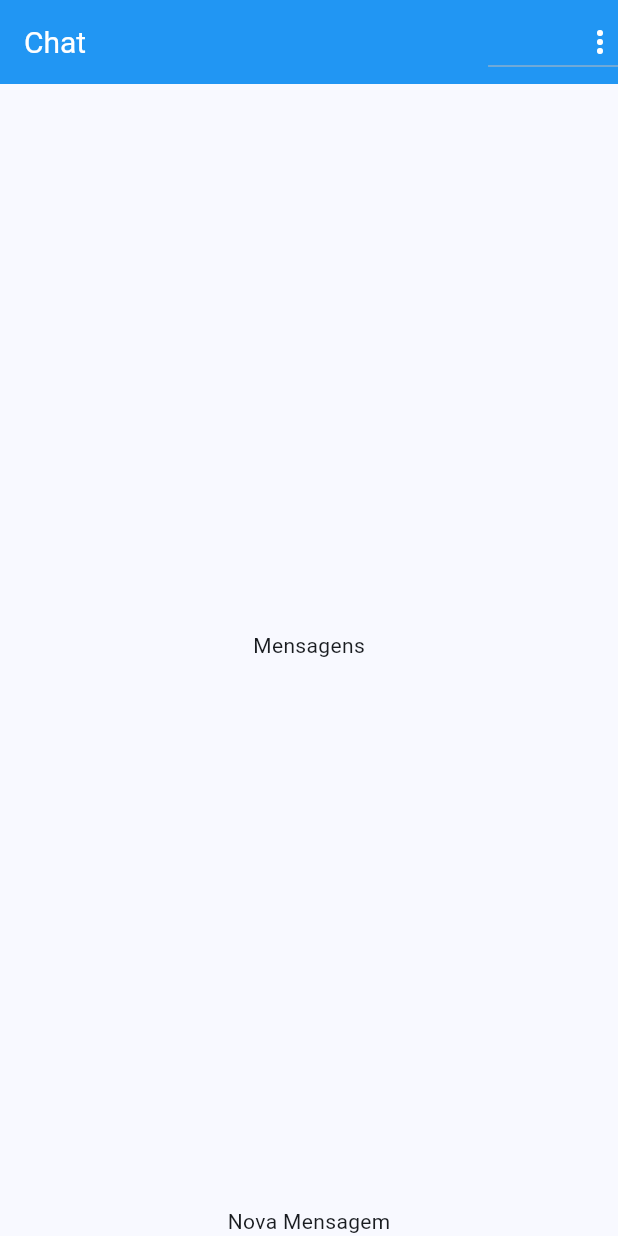
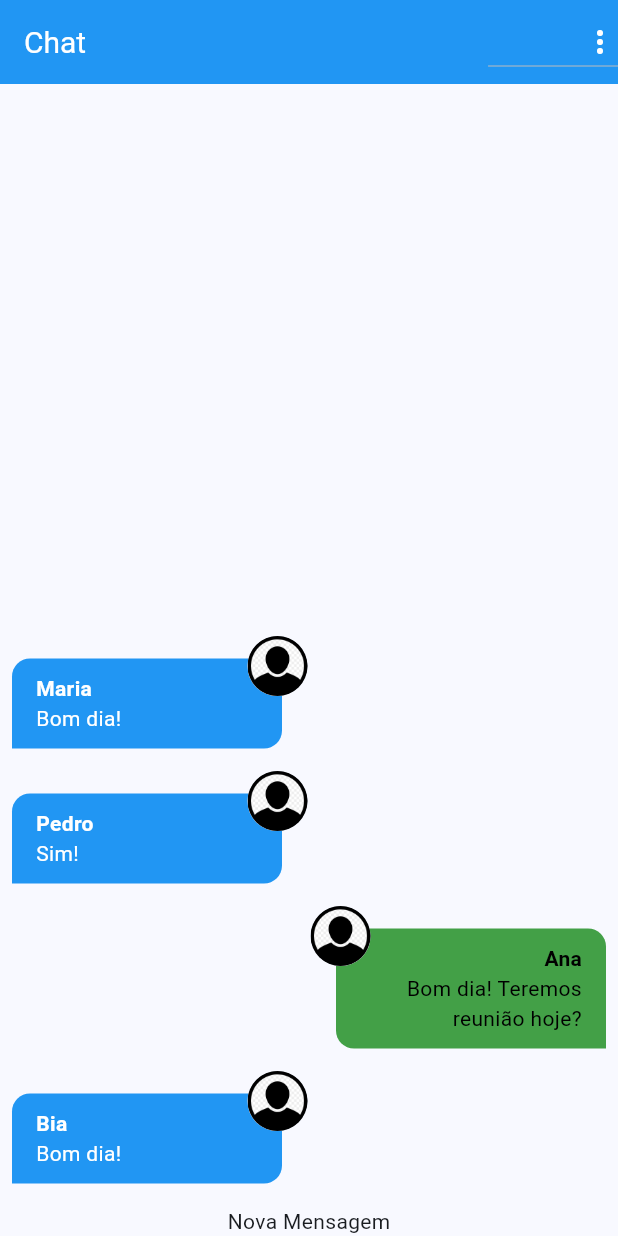
Before and after one commit to bernardoxm/chat, a Flutter app: the screen it shows after launch, on a phone screen of 412 x 824 dp. Run offline on Flutter 3.47's test engine with Material 3 defaults, Android fonts, the phone set to English and light mode, and no system bars; our stand-ins replace image_picker; accounts and stored records are empty.

Commit message:
UPDATE A CHAT

```diff
--- /dev/null
+++ b/lib/components/message_bubble.dart
@@ -0,0 +1,93 @@
+import 'dart:io';
+
+import 'package:chat/core/models/chat_message.dart';
+import 'package:flutter/material.dart';
+
+class MessageBubble extends StatelessWidget {
+  static const _defultImage = 'assets/image/avatar.png';
+  final ChatMessage message;
+  final bool belongsToCurrentUser;
+
+  const MessageBubble(
+      {super.key, required this.message, required this.belongsToCurrentUser});
+
+  Widget _showUserImage(String ImageUrl) {
+    ImageProvider? provider;
+    final uri = Uri.parse(ImageUrl);
+
+    if (uri.path.contains('assets/image/avatar.png')) {
+      provider = const AssetImage(_defultImage);
+    } else if (uri.scheme.contains('http')) {
+      provider = NetworkImage(uri.toString());
+    } else {
+      provider = FileImage(File(uri.toString()));
+    }
+    return CircleAvatar(
+      backgroundColor: Colors.grey,
+      backgroundImage: provider,
+    );
+  }
+
+  @override
+  Widget build(BuildContext context) {
+    return Stack(
+      children: [
+        Row(
+          mainAxisAlignment: belongsToCurrentUser
+              ? MainAxisAlignment.end
+              : MainAxisAlignment.start,
+          children: [
+            Container(
+                decoration: BoxDecoration(
+                  color: belongsToCurrentUser
+                      ? Colors.green.shade600                      : Colors.blue,
+                  borderRadius: BorderRadius.only(
+                    topLeft: const Radius.circular(12),
+                    topRight: const Radius.circular(12),
+                    bottomLeft: belongsToCurrentUser
+                        ? const Radius.circular(12)
+                        : const Radius.circular(0),
+                    bottomRight: belongsToCurrentUser
+                        ? const Radius.circular(0)
+                        : const Radius.circular(12),
+                  ),
+                ),
+                padding:
+                    const EdgeInsets.symmetric(vertical: 10, horizontal: 16),
+                margin: const EdgeInsets.symmetric(vertical: 15, horizontal: 8),
+                width: 180,
+                child: Column(
+                  crossAxisAlignment: belongsToCurrentUser ? CrossAxisAlignment.end: CrossAxisAlignment.start,
+                  children: [
+                    Text(
+                      message.userName,
+                      style: TextStyle(
+                          fontWeight: FontWeight.bold,
+                          color: belongsToCurrentUser
+                              ? Colors.black
+                              : Colors.white),
+                    ),
+                    Text(
+                      message.text,
+                      textAlign:  belongsToCurrentUser ? TextAlign.right : TextAlign.left,
+                      style: TextStyle(
+                          color: belongsToCurrentUser
+                              ? Colors.black
+                              : Colors.white),
+                    ),
+                  ],
+                )),
+          ],
+        ),
+        Positioned(
+          top: 0,
+          left: belongsToCurrentUser ? null : 165,
+          right: belongsToCurrentUser ? 165 : null,
+          child: CircleAvatar(
+            child: _showUserImage(message.userImageURl),
+          ),
+        ),
+      ],
+    );
+  }
+}
--- a/lib/components/messages.dart
+++ b/lib/components/messages.dart
@@ -1,3 +1,7 @@
+import 'package:chat/components/message_bubble.dart';
+import 'package:chat/core/models/chat_message.dart';
+import 'package:chat/core/services/auth/auth_service.dart';
+import 'package:chat/core/services/chat/chat_service.dart';
 import 'package:flutter/material.dart';
 
 class Messages extends StatelessWidget {
@@ -5,7 +9,32 @@ class Messages extends StatelessWidget {
 
   @override
   Widget build(BuildContext context) {
+    final currentUser = AuthService().currentUser;
     // TODO: implement build
-    return Center(child: Text('Mensagens'),);
+    return StreamBuilder<List<ChatMessage>>(
+      builder: (cxt, snapshot) {
+        if (snapshot.connectionState == ConnectionState.waiting) {
+          return Center(
+            child: CircularProgressIndicator(),
+          );
+        } else if (!snapshot.hasData || snapshot.data!.isEmpty) {
+          return Center(
+            child: Text('Sem dados. Vamos conversar?'),
+          );
+        } else {
+          final msgs = snapshot.data;
+          return ListView.builder(
+            reverse: true,
+            itemBuilder: (ctx, i) => MessageBubble(
+              key: ValueKey(msgs[i].id),
+              message: msgs[i],
+              belongsToCurrentUser: currentUser?.id == msgs[i].userId,
+            ),
+            itemCount: msgs!.length,
+          );
+        }
+      },
+      stream: ChatService().messagesStream(),
+    );
   }
 }
--- a/lib/core/services/auth/auth_mock_service.dart
+++ b/lib/core/services/auth/auth_mock_service.dart
@@ -6,9 +6,9 @@ import 'package:chat/core/services/auth/auth_service.dart';
 
 class AuthMockService implements AuthService {
   static const _defaultUser = ChatUser(
-    id: '1',
-    name: 'Teste',
-    email: 'teste@gmail.com',
+    id: '222',
+    name: 'Ana',
+    email: 'Ana@gmail.com',
     imageUrl: 'assets/images/avatar.png',
   );
 
--- a/lib/core/services/chat/chat_mock_service.dart
+++ b/lib/core/services/chat/chat_mock_service.dart
@@ -11,29 +11,29 @@ class ChatMockService implements ChatService {
         id: '1',
         text: 'Bom dia!',
         createAt: DateTime.now(),
-        userId: '1',
+        userId: '111',
         userName: 'Bia',
         userImageURl: 'assets/image/avatar.png'),
           ChatMessage(
         id: '2',
         text: 'Bom dia! Teremos reunião hoje?',
         createAt: DateTime.now(),
-        userId: '2',
+        userId: '222',
         userName: 'Ana',
         userImageURl: 'assets/image/avatar.png'),
           ChatMessage(
         id: '3',
         text: 'Sim!',
         createAt: DateTime.now(),
-        userId: '3',
+        userId: '333',
         userName: 'Pedro',
         userImageURl: 'assets/image/avatar.png'),
           ChatMessage(
         id: '4',
         text: 'Bom dia!',
         createAt: DateTime.now(),
-        userId: '4',
-        userName: 'Teste4',
+        userId: '444',
+        userName: 'Maria',
         userImageURl: 'assets/image/avatar.png'),
   ];
   static MultiStreamController<List<ChatMessage>>? _controller;
```
Also changed, not shown: pubspec.lock.
